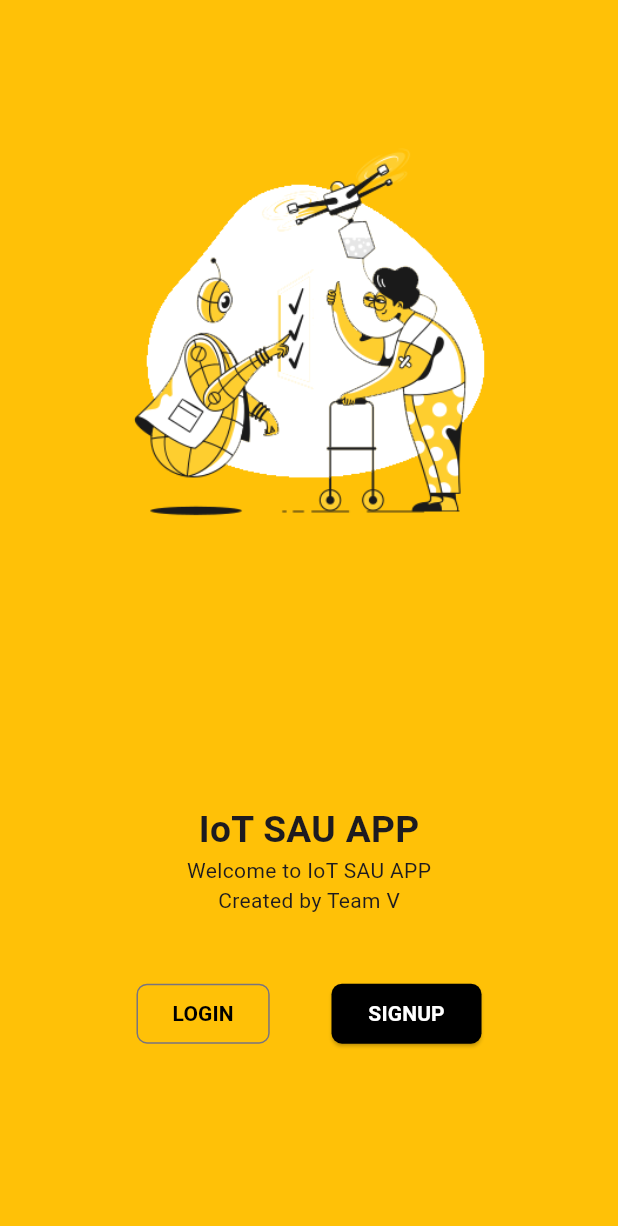
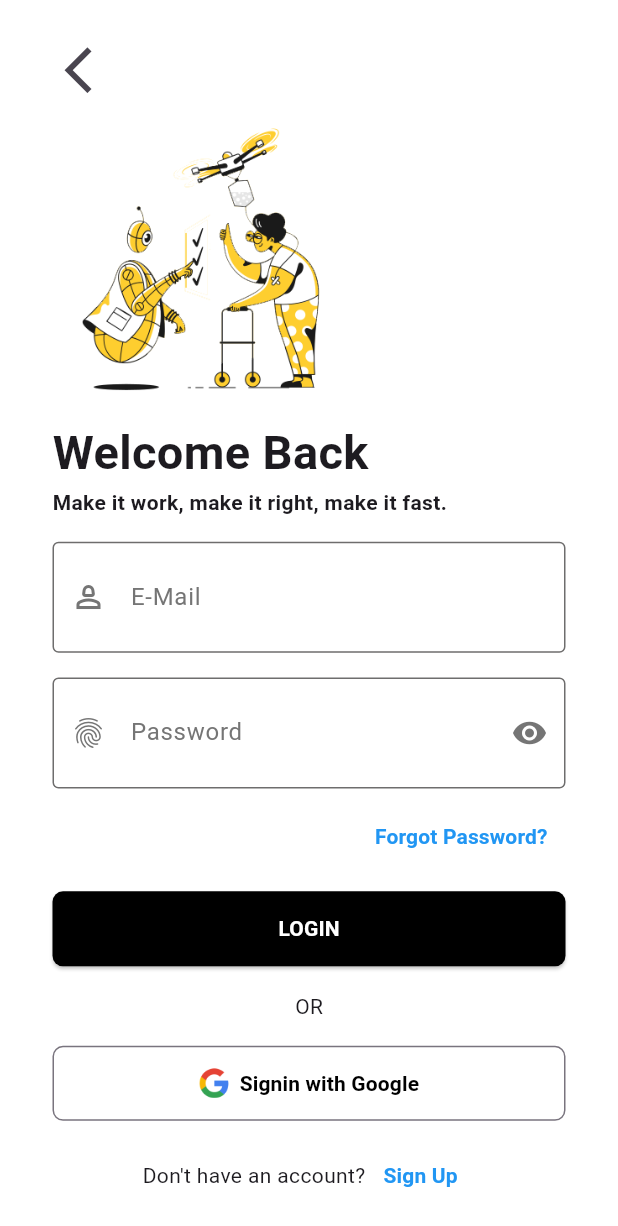
Before and after one commit to SEI201204/iot_sau_first_mobile_project, a Flutter app: the screen it shows after launch, after a tap on "LOGIN", on a phone screen of 412 x 824 dp. Shown: the top 1226 px of the screen. Run offline on Flutter 3.47's test engine with Material 3 defaults, Android fonts, the phone set to English and light mode, and no system bars.

Commit message:
v.3 : do welcome login already

```diff
--- a/lib/main.dart
+++ b/lib/main.dart
@@ -1,4 +1,5 @@
 import 'package:flutter/material.dart';
+import 'package:flutter_application_1/views/login_ui.dart';
 import 'package:flutter_application_1/views/welcome_ui.dart';
 
 void main() {
--- /dev/null
+++ b/lib/views/login_ui.dart
@@ -0,0 +1,232 @@
+// ignore_for_file: sort_child_properties_last
+
+import 'package:flutter/material.dart';
+
+class LoginUi extends StatefulWidget {
+  const LoginUi({super.key});
+
+  @override
+  State<LoginUi> createState() => _LoginUiState();
+}
+
+class _LoginUiState extends State<LoginUi> {
+  @override
+  Widget build(BuildContext context) {
+    return Scaffold(
+      backgroundColor: Colors.white,
+      body: Padding(
+        padding: EdgeInsets.only(
+          left: 35.0,
+          right: 35.0,
+        ),
+        child: Center(
+          child: Column(
+            children: [
+              SizedBox(
+                height: MediaQuery.of(context).size.height * 0.025,
+              ),
+              Align(
+                alignment: Alignment.centerLeft,
+                child: IconButton(
+                  onPressed: () {
+                    Navigator.pop(context);
+                  },
+                  icon: Icon(
+                    Icons.arrow_back_ios,
+                    size: MediaQuery.of(context).size.height * 0.045,
+                  ),
+                ),
+              ),
+              Align(
+                alignment: Alignment.centerLeft,
+                child: Image.asset(
+                  'assets/images/logo.png',
+                  height: MediaQuery.of(context).size.height * 0.25,
+                ),
+              ),
+              Align(
+                alignment: Alignment.centerLeft,
+                child: Text(
+                  'Welcome Back',
+                  style: TextStyle(
+                      fontSize: MediaQuery.of(context).size.height * 0.038,
+                      fontWeight: FontWeight.bold),
+                ),
+              ),
+              Align(
+                alignment: Alignment.centerLeft,
+                child: Text(
+                  'Make it work, make it right, make it fast.',
+                  style: TextStyle(
+                      fontSize: MediaQuery.of(context).size.height * 0.017,
+                      fontWeight: FontWeight.bold),
+                ),
+              ),
+              SizedBox(
+                height: MediaQuery.of(context).size.height * 0.02,
+              ),
+              TextField(
+                keyboardType: TextInputType.emailAddress,
+                decoration: InputDecoration(
+                  enabledBorder: OutlineInputBorder(
+                    borderSide: BorderSide(
+                      color: Color.fromARGB(255, 110, 109, 109),
+                    ),
+                  ),
+                  focusedBorder: OutlineInputBorder(
+                    borderSide: BorderSide(
+                      color: Color.fromARGB(255, 110, 109, 109),
+                    ),
+                  ),
+                  prefixIcon: Icon(
+                    Icons.person_2_outlined,
+                    color: Colors.grey[600],
+                  ),
+                  hintText: 'E-Mail',
+                  hintStyle: TextStyle(
+                    color: Colors.grey[600],
+                  ),
+                  //isDense: true,
+                  isCollapsed: true,
+                  contentPadding: EdgeInsets.symmetric(
+                    vertical: 25.0,
+                  ),
+                ),
+              ),
+              SizedBox(
+                height: MediaQuery.of(context).size.height * 0.02,
+              ),
+              TextField(
+                keyboardType: TextInputType.emailAddress,
+                decoration: InputDecoration(
+                  enabledBorder: OutlineInputBorder(
+                    borderSide: BorderSide(
+                      color: Color.fromARGB(255, 110, 109, 109),
+                    ),
+                  ),
+                  focusedBorder: OutlineInputBorder(
+                    borderSide: BorderSide(
+                      color: Color.fromARGB(255, 110, 109, 109),
+                    ),
+                  ),
+                  prefixIcon: Icon(
+                    Icons.fingerprint,
+                    color: Colors.grey[600],
+                  ),
+                  hintText: 'Password',
+                  hintStyle: TextStyle(
+                    color: Colors.grey[600],
+                  ),
+                  //isDense: true,
+                  isCollapsed: true,
+                  contentPadding: EdgeInsets.symmetric(
+                    vertical: 25.0,
+                  ),
+                  suffixIcon: Icon(
+                    Icons.visibility,
+                    color: Colors.grey[600],
+                  ),
+                ),
+              ),
+              SizedBox(
+                height: MediaQuery.of(context).size.height * 0.01,
+              ),
+              Align(
+                alignment: Alignment.centerRight,
+                child: TextButton(
+                  onPressed: () {},
+                  child: Text(
+                    'Forgot Password?',
+                    style: TextStyle(
+                      color: Colors.blue,
+                      fontWeight: FontWeight.bold,
+                    ),
+                  ),
+                ),
+              ),
+              SizedBox(
+                height: MediaQuery.of(context).size.height * 0.015,
+              ),
+              ElevatedButton(
+                onPressed: () {},
+                child: Text(
+                  'LOGIN',
+                  style: TextStyle(
+                    fontWeight: FontWeight.bold,
+                    color: Colors.white,
+                  ),
+                ),
+                style: ElevatedButton.styleFrom(
+                  fixedSize: Size(
+                    MediaQuery.of(context).size.width,
+                    50.0,
+                  ),
+                  backgroundColor: Colors.black,
+                  shape: RoundedRectangleBorder(
+                      borderRadius: BorderRadius.circular(
+                    7.0,
+                  )),
+                ),
+              ),
+              SizedBox(
+                height: MediaQuery.of(context).size.height * 0.02,
+              ),
+              Text('OR'),
+              SizedBox(
+                height: MediaQuery.of(context).size.height * 0.02,
+              ),
+              OutlinedButton(
+                onPressed: () {},
+                child: Row(
+                  mainAxisAlignment: MainAxisAlignment.center,
+                  children: [
+                    Image.asset(
+                      'assets/images/googlelogo.png',
+                      height: 20.0,
+                    ),
+                    Text(
+                      '  Signin with Google',
+                      style: TextStyle(
+                        fontWeight: FontWeight.bold,
+                        color: Colors.black,
+                      ),
+                    ),
+                  ],
+                ),
+                style: OutlinedButton.styleFrom(
+                  fixedSize: Size(
+                    MediaQuery.of(context).size.width,
+                    50.0,
+                  ),
+                  shape: RoundedRectangleBorder(
+                      borderRadius: BorderRadius.circular(
+                    7.0,
+                  )),
+                ),
+              ),
+              SizedBox(
+                height: MediaQuery.of(context).size.height * 0.015,
+              ),
+              Row(
+                mainAxisAlignment: MainAxisAlignment.center,
+                children: [
+                  Text('Don\'t have an account?'),
+                  TextButton(
+                    onPressed: () {},
+                    child: Text(
+                      'Sign Up',
+                      style: TextStyle(
+                        color: Colors.blue,
+                        fontWeight: FontWeight.bold,
+                      ),
+                    ),
+                  ),
+                ],
+              )
+            ],
+          ),
+        ),
+      ),
+    );
+  }
+}
--- a/lib/views/signin_ui.dart
+++ /dev/null
@@ -1,15 +0,0 @@
-import 'package:flutter/material.dart';
-
-class SigninUi extends StatefulWidget {
-  const SigninUi({super.key});
-
-  @override
-  State<SigninUi> createState() => _SigninUiState();
-}
-
-class _SigninUiState extends State<SigninUi> {
-  @override
-  Widget build(BuildContext context) {
-    return const Scaffold();
-  }
-}
--- a/lib/views/signup_ui.dart
+++ b/lib/views/signup_ui.dart
@@ -10,6 +10,8 @@ class SignupUi extends StatefulWidget {
 class _SignupUiState extends State<SignupUi> {
   @override
   Widget build(BuildContext context) {
-    return const Scaffold();
+    return const Scaffold(
+      backgroundColor: Colors.pink,
+    );
   }
 }
--- a/lib/views/welcome_ui.dart
+++ b/lib/views/welcome_ui.dart
@@ -1,6 +1,8 @@
 // ignore_for_file: sort_child_properties_last
 
 import 'package:flutter/material.dart';
+import 'package:flutter_application_1/views/login_ui.dart';
+import 'package:flutter_application_1/views/signup_ui.dart';
 
 class welcomeUI extends StatefulWidget {
   const welcomeUI({super.key});
@@ -44,7 +46,15 @@ class _welcomeUIState extends State<welcomeUI> {
               mainAxisAlignment: MainAxisAlignment.center,
               children: [
                 OutlinedButton(
-                  onPressed: () {},
+                  onPressed: () {
+                    //เปิดแบบย้อนกลับได้
+                    Navigator.push(
+                      context,
+                      MaterialPageRoute(
+                        builder: (context) => LoginUi(),
+                      ),
+                    );
+                  },
                   child: Text(
                     'LOGIN',
                     style: TextStyle(
@@ -63,7 +73,15 @@ class _welcomeUIState extends State<welcomeUI> {
                   width: MediaQuery.of(context).size.width * 0.1,
                 ),
                 ElevatedButton(
-                  onPressed: () {},
+                  onPressed: () {
+                    //เปิดแบบย้อนกลับได้
+                    Navigator.push(
+                      context,
+                      MaterialPageRoute(
+                        builder: (context) => SignupUi(),
+                      ),
+                    );
+                  },
                   child: Text(
                     'SIGNUP',
                     style: TextStyle(
```
